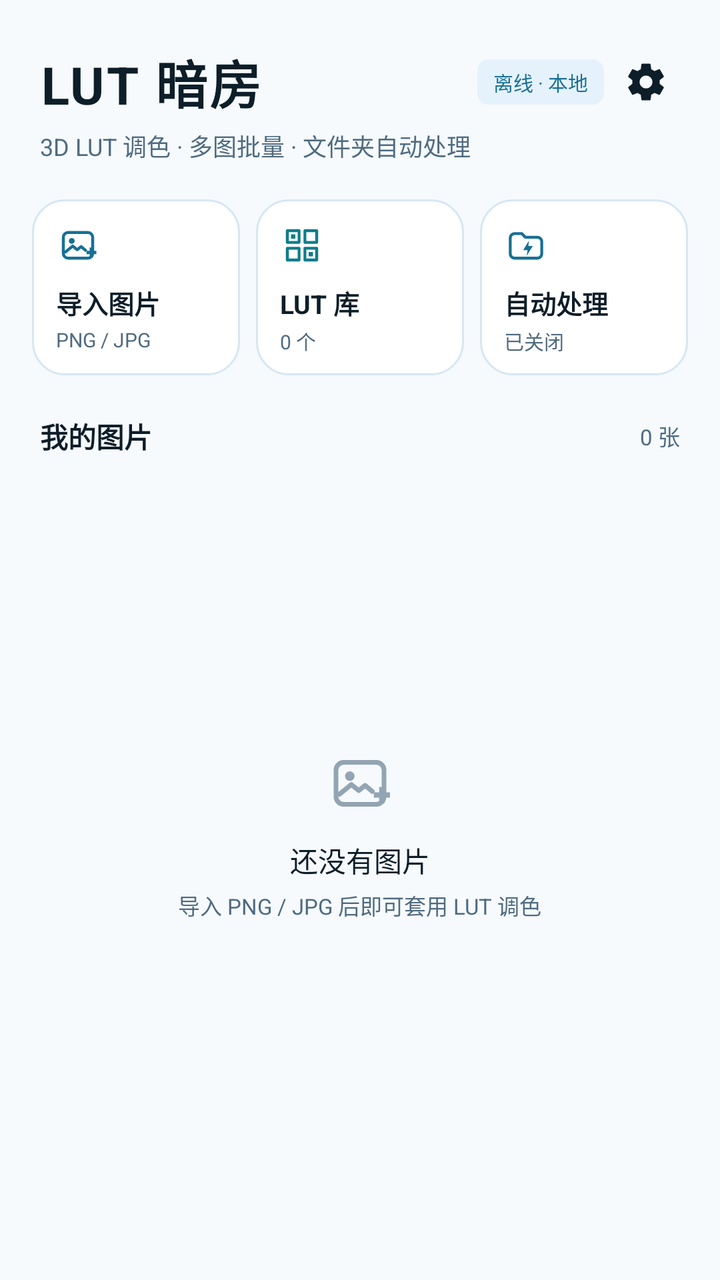
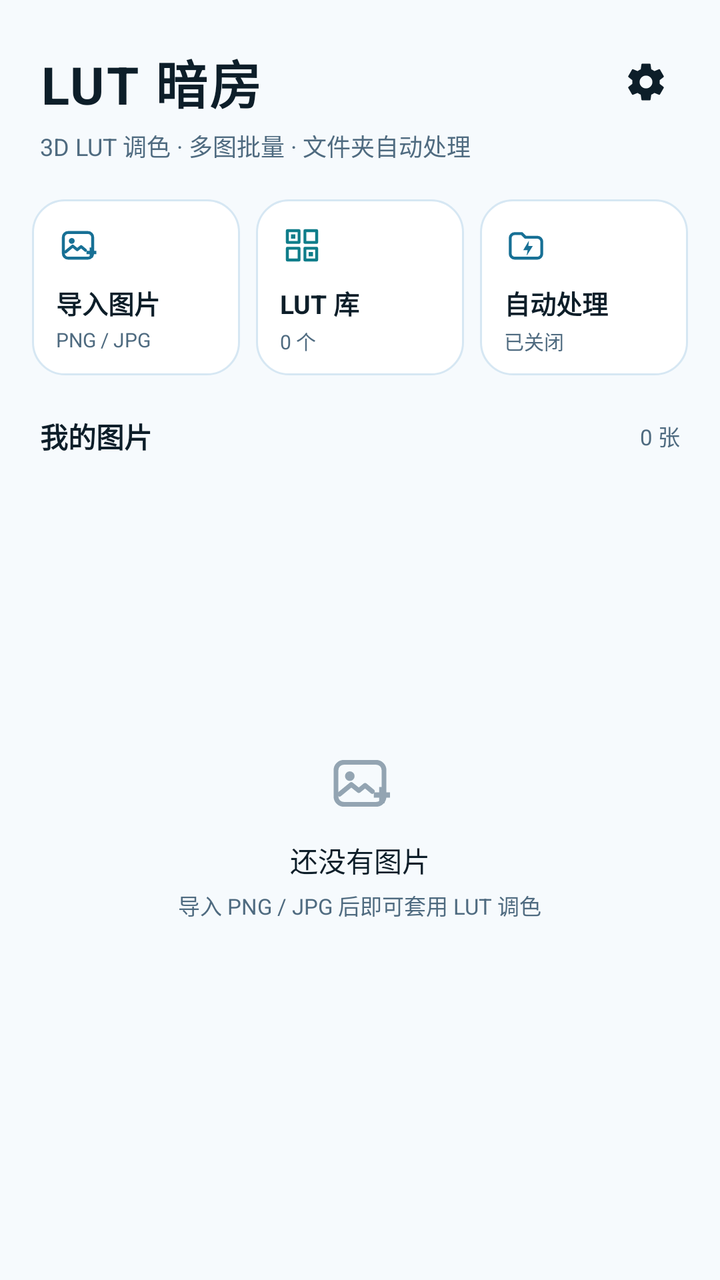

An Android layout rendered at two revisions. The XML below is the earlier revision; the diff shows what the commit changed to produce the second picture.
<!-- AndroidManifest.xml: application theme AppTheme_Dark -->
<!-- res/layout/activity_main.xml -->
<?xml version="1.0" encoding="utf-8"?>
<LinearLayout xmlns:android="http://schemas.android.com/apk/res/android"
    android:layout_width="match_parent"
    android:layout_height="match_parent"
    android:orientation="vertical"
    android:background="@color/bg">

    <LinearLayout
        android:layout_width="match_parent"
        android:layout_height="wrap_content"
        android:orientation="vertical"
        android:paddingLeft="20dp"
        android:paddingRight="20dp"
        android:paddingTop="22dp"
        android:paddingBottom="4dp">

        <LinearLayout
            android:layout_width="match_parent"
            android:layout_height="wrap_content"
            android:orientation="horizontal"
            android:gravity="center_vertical">

            <TextView
                android:layout_width="0dp"
                android:layout_height="wrap_content"
                android:layout_weight="1"
                android:text="LUT 暗房"
                android:textColor="@color/text"
                android:textSize="26sp"
                android:textStyle="bold"
                android:letterSpacing="0.04" />

            <TextView
                android:layout_width="wrap_content"
                android:layout_height="wrap_content"
                android:layout_marginLeft="8dp"
                android:text="离线 · 本地"
                android:textColor="@color/accent"
                android:textSize="10sp"
                android:background="@drawable/bg_badge"
                android:paddingLeft="8dp"
                android:paddingRight="8dp"
                android:paddingTop="4dp"
                android:paddingBottom="4dp" />

            <ImageView
                android:id="@+id/btnPrefs"
                android:layout_width="34dp"
                android:layout_height="34dp"
                android:layout_marginLeft="4dp"
                android:padding="6dp"
                android:src="@drawable/ic_settings"
                android:tint="@color/text"
                android:clickable="true"
                android:focusable="true"
                android:contentDescription="首选项" />
        </LinearLayout>

        <TextView
            android:layout_width="wrap_content"
            android:layout_height="wrap_content"
            android:layout_marginTop="4dp"
            android:text="3D LUT 调色 · 多图批量 · 文件夹自动处理"
            android:textColor="@color/muted"
            android:textSize="12sp" />
    </LinearLayout>

    <LinearLayout
        android:layout_width="match_parent"
        android:layout_height="wrap_content"
        android:orientation="horizontal"
        android:paddingLeft="12dp"
        android:paddingRight="12dp"
        android:paddingTop="10dp"
        android:paddingBottom="4dp">

        <LinearLayout
            android:id="@+id/cardImport"
            android:layout_width="0dp"
            android:layout_height="88dp"
            android:layout_weight="1"
            android:layout_margin="4dp"
            android:orientation="vertical"
            android:background="@drawable/bg_card"
            android:padding="12dp"
            android:clickable="true"
            android:focusable="true">

            <ImageView
                android:layout_width="22dp"
                android:layout_height="22dp"
                android:src="@drawable/ic_import"
                android:tint="@color/accent" />

            <TextView
                android:layout_width="wrap_content"
                android:layout_height="wrap_content"
                android:layout_marginTop="8dp"
                android:text="导入图片"
                android:textColor="@color/text"
                android:textSize="13sp"
                android:textStyle="bold" />

            <TextView
                android:layout_width="wrap_content"
                android:layout_height="wrap_content"
                android:layout_marginTop="2dp"
                android:text="PNG / JPG"
                android:textColor="@color/muted"
                android:textSize="10sp" />
        </LinearLayout>

        <LinearLayout
            android:id="@+id/cardLut"
            android:layout_width="0dp"
            android:layout_height="88dp"
            android:layout_weight="1"
            android:layout_margin="4dp"
            android:orientation="vertical"
            android:background="@drawable/bg_card"
            android:padding="12dp"
            android:clickable="true"
            android:focusable="true">

            <ImageView
                android:layout_width="22dp"
                android:layout_height="22dp"
                android:src="@drawable/ic_lut"
                android:tint="@color/teal" />

            <TextView
                android:layout_width="wrap_content"
                android:layout_height="wrap_content"
                android:layout_marginTop="8dp"
                android:text="LUT 库"
                android:textColor="@color/text"
                android:textSize="13sp"
                android:textStyle="bold" />

            <TextView
                android:id="@+id/lutCount"
                android:layout_width="wrap_content"
                android:layout_height="wrap_content"
                android:layout_marginTop="2dp"
                android:text="0 个"
                android:textColor="@color/muted"
                android:textSize="10sp" />
        </LinearLayout>

        <LinearLayout
            android:id="@+id/cardAuto"
            android:layout_width="0dp"
            android:layout_height="88dp"
            android:layout_weight="1"
            android:layout_margin="4dp"
            android:orientation="vertical"
            android:background="@drawable/bg_card"
            android:padding="12dp"
            android:clickable="true"
            android:focusable="true">

            <ImageView
                android:layout_width="22dp"
                android:layout_height="22dp"
                android:src="@drawable/ic_auto"
                android:tint="@color/accent" />

            <TextView
                android:layout_width="wrap_content"
                android:layout_height="wrap_content"
                android:layout_marginTop="8dp"
                android:text="自动处理"
                android:textColor="@color/text"
                android:textSize="13sp"
                android:textStyle="bold" />

            <TextView
                android:id="@+id/autoState"
                android:layout_width="wrap_content"
                android:layout_height="wrap_content"
                android:layout_marginTop="2dp"
                android:text="已关闭"
                android:textColor="@color/muted"
                android:textSize="10sp" />
        </LinearLayout>
    </LinearLayout>

    <LinearLayout
        android:layout_width="match_parent"
        android:layout_height="wrap_content"
        android:orientation="horizontal"
        android:paddingLeft="20dp"
        android:paddingRight="20dp"
        android:paddingTop="12dp"
        android:paddingBottom="6dp"
        android:gravity="center_vertical">

        <TextView
            android:layout_width="0dp"
            android:layout_height="wrap_content"
            android:layout_weight="1"
            android:text="我的图片"
            android:textColor="@color/text"
            android:textSize="14sp"
            android:textStyle="bold" />

        <TextView
            android:id="@+id/imgCount"
            android:layout_width="wrap_content"
            android:layout_height="wrap_content"
            android:text="0 张"
            android:textColor="@color/muted"
            android:textSize="11sp" />
    </LinearLayout>

    <FrameLayout
        android:layout_width="match_parent"
        android:layout_height="0dp"
        android:layout_weight="1">

        <GridView
            android:id="@+id/imageGrid"
            android:layout_width="match_parent"
            android:layout_height="match_parent"
            android:numColumns="3"
            android:horizontalSpacing="6dp"
            android:verticalSpacing="6dp"
            android:paddingLeft="12dp"
            android:paddingRight="12dp"
            android:paddingTop="2dp"
            android:paddingBottom="14dp"
            android:clipToPadding="false"
            android:scrollbars="none" />

        <LinearLayout
            android:id="@+id/emptyState"
            android:layout_width="match_parent"
            android:layout_height="match_parent"
            android:orientation="vertical"
            android:gravity="center"
            android:paddingBottom="40dp">

            <ImageView
                android:layout_width="36dp"
                android:layout_height="36dp"
                android:src="@drawable/ic_import"
                android:tint="@color/muted"
                android:alpha="0.6" />

            <TextView
                android:layout_width="wrap_content"
                android:layout_height="wrap_content"
                android:layout_marginTop="10dp"
                android:text="还没有图片"
                android:textColor="@color/text"
                android:textSize="14sp" />

            <TextView
                android:layout_width="wrap_content"
                android:layout_height="wrap_content"
                android:layout_marginTop="4dp"
                android:text="导入 PNG / JPG 后即可套用 LUT 调色"
                android:textColor="@color/muted"
                android:textSize="11sp" />
        </LinearLayout>
    </FrameLayout>
</LinearLayout>
<!-- resources referenced by this layout -->
<resources>
  <color name="accent">#177095</color>
  <color name="bg">#F6FAFD</color>
  <color name="muted">#4F6B80</color>
  <color name="teal">#0F7D8A</color>
  <color name="text">#0D1E29</color>
  <!-- drawable bg_badge (drawable) -->
  <?xml version="1.0" encoding="utf-8"?>
  <shape xmlns:android="http://schemas.android.com/apk/res/android" android:shape="rectangle">
      <solid android:color="@color/badge_bg" />
      <corners android:radius="6dp" />
  </shape>
  <!-- drawable bg_card (drawable) -->
  <?xml version="1.0" encoding="utf-8"?>
  <shape xmlns:android="http://schemas.android.com/apk/res/android" android:shape="rectangle">
      <solid android:color="@color/surface" />
      <corners android:radius="16dp" />
      <stroke android:width="1dp" android:color="@color/stroke" />
  </shape>
  <!-- drawable ic_auto (drawable) -->
  <?xml version="1.0" encoding="utf-8"?>
  <vector xmlns:android="http://schemas.android.com/apk/res/android"
      android:width="24dp" android:height="24dp"
      android:viewportWidth="24" android:viewportHeight="24">
      <path
          android:pathData="M3.4 8A2.4 2.4 0 0 1 5.8 5.6h3.9l2 2h6.5A2.4 2.4 0 0 1 20.6 10v6.6a2.4 2.4 0 0 1 -2.4 2.4H5.8a2.4 2.4 0 0 1 -2.4 -2.4z"
          android:fillColor="#00000000"
          android:strokeColor="#FFFFFFFF"
          android:strokeWidth="1.6"
          android:strokeLineJoin="round" />
      <path
          android:pathData="M13.6 9.4l-3.1 5.2h2.4l-0.6 3.2 3.4-5.4h-2.4z"
          android:fillColor="#FFFFFFFF" />
  </vector>
  <!-- drawable ic_import (drawable) -->
  <?xml version="1.0" encoding="utf-8"?>
  <vector xmlns:android="http://schemas.android.com/apk/res/android"
      android:width="24dp" android:height="24dp"
      android:viewportWidth="24" android:viewportHeight="24">
      <path
          android:pathData="M4 7.6A2.6 2.6 0 0 1 6.6 5h10.8A2.6 2.6 0 0 1 20 7.6v8.8A2.6 2.6 0 0 1 17.4 19H6.6A2.6 2.6 0 0 1 4 16.4z"
          android:fillColor="#00000000"
          android:strokeColor="#FFFFFFFF"
          android:strokeWidth="1.6"
          android:strokeLineJoin="round" />
      <path
          android:pathData="M8.6 9.6m-1.6 0a1.6 1.6 0 1 0 3.2 0a1.6 1.6 0 1 0 -3.2 0"
          android:fillColor="#FFFFFFFF" />
      <path
          android:pathData="M5.2 15.6l3.9-3.2 2.5 2 2.1-1.7 2.4 2"
          android:fillColor="#00000000"
          android:strokeColor="#FFFFFFFF"
          android:strokeWidth="1.6"
          android:strokeLineCap="round"
          android:strokeLineJoin="round" />
      <path
          android:pathData="M18.4 13.2h1.8v1.8h1.8v1.8h-1.8v1.8h-1.8v-1.8h-1.8v-1.8h1.8z"
          android:fillColor="#FFFFFFFF" />
  </vector>
  <!-- drawable ic_lut (drawable) -->
  <?xml version="1.0" encoding="utf-8"?>
  <vector xmlns:android="http://schemas.android.com/apk/res/android"
      android:width="24dp" android:height="24dp"
      android:viewportWidth="24" android:viewportHeight="24">
      <path
          android:pathData="M4 4h6.4v6.4H4zM13.6 4H20v6.4h-6.4zM4 13.6h6.4V20H4zM13.6 13.6H20V20h-6.4z"
          android:fillColor="#00000000"
          android:strokeColor="#FFFFFFFF"
          android:strokeWidth="1.6"
          android:strokeLineJoin="round" />
      <path
          android:pathData="M6 6h2.4v2.4H6zM15.6 15.6h2.4v2.4h-2.4z"
          android:fillColor="#FFFFFFFF" />
  </vector>
  <style name="AppTheme_Dark" parent="@android:style/Theme.Material.NoActionBar">
          <item name="android:windowBackground">@color/bg</item>
          <item name="android:colorAccent">@color/accent</item>
          <item name="android:statusBarColor">@color/bg</item>
          <item name="android:navigationBarColor">@color/bg</item>
          <item name="android:windowLightStatusBar">false</item>
          <item name="android:windowLightNavigationBar">false</item>
          <item name="android:textColorPrimary">@color/text</item>
          <item name="android:textColorSecondary">@color/muted</item>
      </style>
  <color name="badge_bg">#E5F2FB</color>
  <color name="surface">#FFFFFF</color>
  <color name="stroke">#D6E7F3</color>
  <!-- unchanged entries left out for length: 1 -->
</resources>

<!-- the commit's change to res/layout/activity_main.xml (unified diff, before → after) -->
@@ -29,19 +29,6 @@
                 android:textSize="26sp"
                 android:textStyle="bold"
                 android:letterSpacing="0.04" />
-
-            <TextView
-                android:layout_width="wrap_content"
-                android:layout_height="wrap_content"
-                android:layout_marginLeft="8dp"
-                android:text="离线 · 本地"
-                android:textColor="@color/accent"
-                android:textSize="10sp"
-                android:background="@drawable/bg_badge"
-                android:paddingLeft="8dp"
-                android:paddingRight="8dp"
-                android:paddingTop="4dp"
-                android:paddingBottom="4dp" />
 
             <ImageView
                 android:id="@+id/btnPrefs"
<!-- resource entries referenced after the edit -->
@@ -5,12 +5,6 @@
   <color name="muted">#4F6B80</color>
   <color name="teal">#0F7D8A</color>
   <color name="text">#0D1E29</color>
-  <!-- drawable bg_badge (drawable) -->
-  <?xml version="1.0" encoding="utf-8"?>
-  <shape xmlns:android="http://schemas.android.com/apk/res/android" android:shape="rectangle">
-      <solid android:color="@color/badge_bg" />
-      <corners android:radius="6dp" />
-  </shape>
   <!-- drawable bg_card (drawable) -->
   <?xml version="1.0" encoding="utf-8"?>
   <shape xmlns:android="http://schemas.android.com/apk/res/android" android:shape="rectangle">
@@ -83,7 +77,6 @@
           <item name="android:textColorPrimary">@color/text</item>
           <item name="android:textColorSecondary">@color/muted</item>
       </style>
-  <color name="badge_bg">#E5F2FB</color>
   <color name="surface">#FFFFFF</color>
   <color name="stroke">#D6E7F3</color>
   <!-- unchanged entries left out for length: 1 -->
